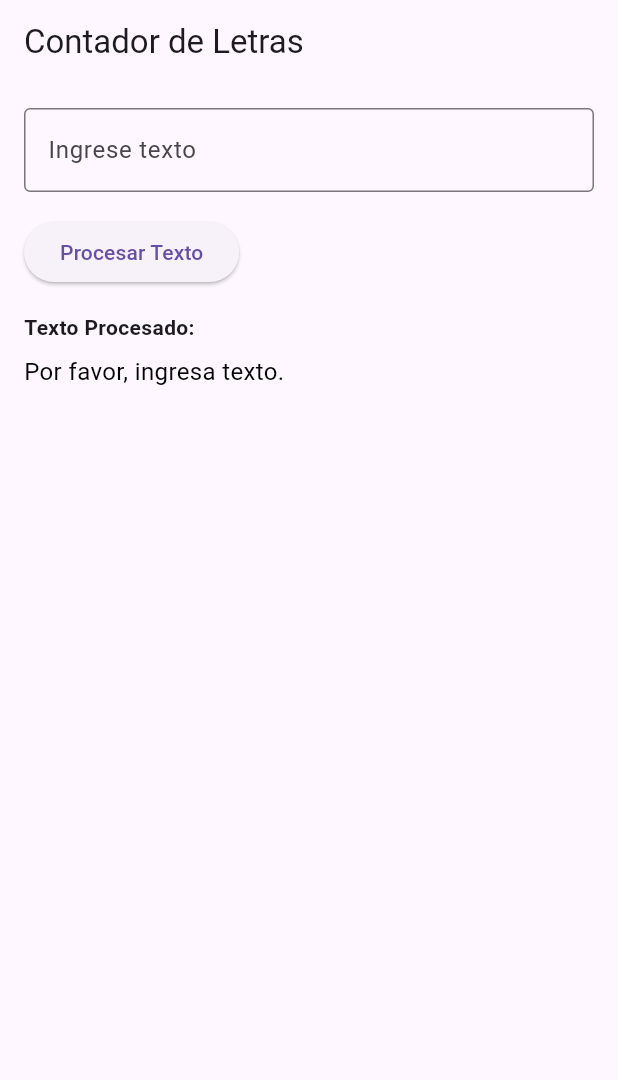
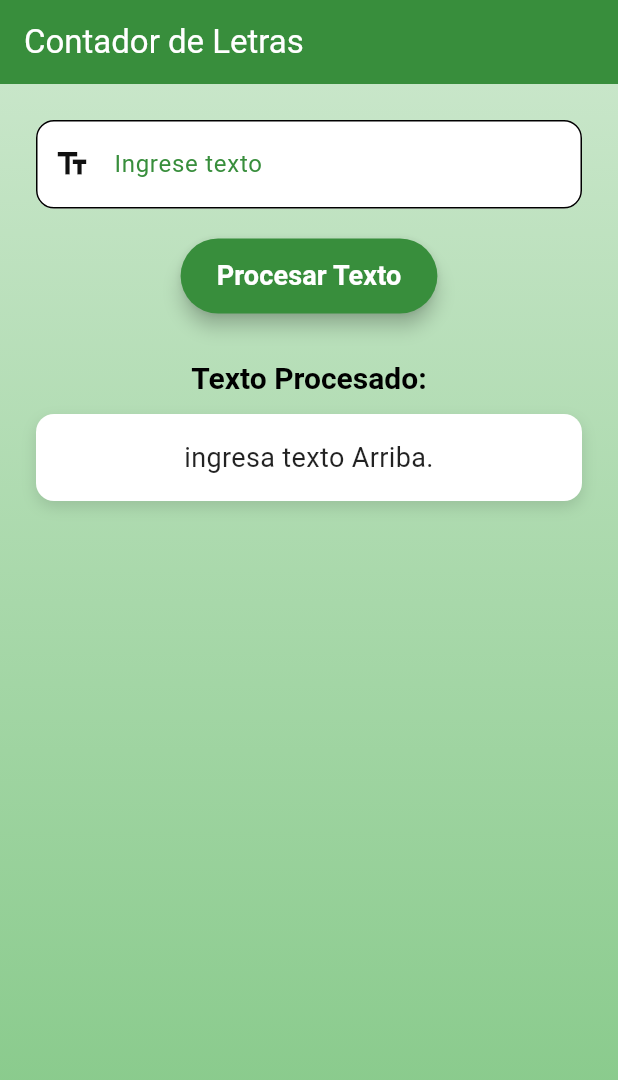
Before and after one commit to JimNicolas/taller00-grupo4-EFE68500, a Flutter app: the screen it shows after launch, after a tap on "Procesar Texto", on a phone screen of 412 x 824 dp. Shown: the top 1080 px of the screen. Run offline on Flutter 3.47's test engine with Material 3 defaults, Android fonts, the phone set to English and light mode, and no system bars.

Commit message:
agrego di

```diff
--- a/lib/main.dart
+++ b/lib/main.dart
@@ -1,4 +1,6 @@
 import 'package:flutter/material.dart';
+import 'package:flutter/services.dart';
+
 void main() {
   runApp(MyApp());
 }
@@ -8,9 +10,17 @@ class MyApp extends StatelessWidget {
   Widget build(BuildContext context) {
     return MaterialApp(
       debugShowCheckedModeBanner: false,
-      title: 'Contador de Letras',
+      title: 'Contador Letras',
       theme: ThemeData(
-        primarySwatch: Colors.blue,
+        primaryColor: Colors.green.shade600,
+        colorScheme:
+        ColorScheme.fromSwatch(primarySwatch: Colors.green).copyWith(
+          secondary: Colors.greenAccent,
+        ),
+        textTheme: TextTheme(
+          bodyMedium: TextStyle(color: Colors.black87, fontSize: 18.0),
+          headlineSmall: TextStyle(fontWeight: FontWeight.bold, fontSize: 20.0),
+        ),
       ),
       home: ContadorDeLetras(),
     );
@@ -25,15 +35,17 @@ class ContadorDeLetras extends StatefulWidget {
 class _ContadorDeLetrasState extends State<ContadorDeLetras> {
   final TextEditingController _textController = TextEditingController();
   String _processedText = "";
+
   void _Textoo() {
     String input = _textController.text;
 
     if (input.isEmpty) {
       setState(() {
-        _processedText = "Por favor, ingresa texto.";
+        _processedText = "ingresa texto Arriba.";
       });
       return;
     }
+
     String result = _Caracteres(input);
     setState(() {
       _processedText = result;
@@ -63,37 +75,91 @@ class _ContadorDeLetrasState extends State<ContadorDeLetras> {
   Widget build(BuildContext context) {
     return Scaffold(
       appBar: AppBar(
-        title: Text('Contador de Letras'),
+        title:
+        Text('Contador de Letras', style: TextStyle(color: Colors.white)),
+        backgroundColor: Colors.green.shade700,
+        elevation: 0,
       ),
-      body: Padding(
-        padding: const EdgeInsets.all(16.0),
+      body: Container(
+        decoration: BoxDecoration(
+          gradient: LinearGradient(
+            colors: [Colors.green.shade100, Colors.green.shade300],
+            begin: Alignment.topCenter,
+            end: Alignment.bottomCenter,
+          ),
+        ),
+        child: Padding(
+          padding: const EdgeInsets.all(24.0),
           child: Column(
-          crossAxisAlignment: CrossAxisAlignment.start,
+            crossAxisAlignment: CrossAxisAlignment.center,
+            mainAxisAlignment: MainAxisAlignment.start,
             children: [
               TextField(
                 controller: _textController,
+                style: TextStyle(fontSize: 18.0),
                 decoration: InputDecoration(
-                border: OutlineInputBorder(),
+                  filled: true,
+                  fillColor: Colors.white,
+                  border: OutlineInputBorder(
+                    borderRadius: BorderRadius.circular(12.0),
+                  ),
                   labelText: 'Ingrese texto',
-                hintText: 'Ej: wwwaabwzx',
+                  labelStyle: TextStyle(color: Colors.green.shade700),
+                  prefixIcon: Icon(Icons.text_fields,
+                      color: const Color.fromARGB(255, 17, 17, 17)),
+                ),
+                inputFormatters: [
+                  FilteringTextInputFormatter.allow(RegExp(r'[a-zA-Z]')),
+                ],
+              ),
+              SizedBox(height: 20.0),
+              ElevatedButton(
+                onPressed: _Textoo,
+                style: ElevatedButton.styleFrom(
+                  backgroundColor: Colors.green.shade700,
+                  padding:
+                  EdgeInsets.symmetric(horizontal: 24.0, vertical: 12.0),
+                  shape: RoundedRectangleBorder(
+                    borderRadius: BorderRadius.circular(30.0),
+                  ),
+                  elevation: 5,
+                ),
+                child: Text(
+                  'Procesar Texto',
+                  style: TextStyle(
+                      fontSize: 18.0,
+                      fontWeight: FontWeight.bold,
+                      color: Colors.white),
                 ),
               ),
-            SizedBox(height: 16.0),
-            ElevatedButton(
-              onPressed: _Textoo,
-              child: Text('Procesar Texto'),
-            ),
-            SizedBox(height: 16.0),
+              SizedBox(height: 30.0),
               Text(
                 'Texto Procesado:',
-              style: TextStyle(fontWeight: FontWeight.bold),
+                style: Theme.of(context).textTheme.headlineSmall,
               ),
-            SizedBox(height: 8.0),
-            Text(
-              _processedText,
-              style: TextStyle(fontSize: 16.0, color: Colors.black),
+              SizedBox(height: 10.0),
+              Container(
+                width: double.infinity,
+                padding: EdgeInsets.all(16.0),
+                decoration: BoxDecoration(
+                  color: Colors.white,
+                  borderRadius: BorderRadius.circular(12.0),
+                  boxShadow: [
+                    BoxShadow(
+                      color: Colors.black12,
+                      blurRadius: 8.0,
+                      offset: Offset(0, 4),
                     ),
                   ],
+                ),
+                child: Text(
+                  _processedText,
+                  style: TextStyle(fontSize: 18.0, color: Colors.black87),
+                  textAlign: TextAlign.center,
+                ),
+              ),
+            ],
+          ),
         ),
       ),
     );
```
Lines whose indentation alone changed are shown as unchanged.
